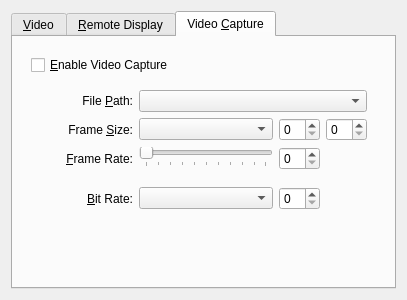
jljuxgm/vboxgit, file vbox/src/VBox/Frontends/VirtualBox/src/settings/machine/UIMachineSettingsDisplay.ui: the form before one commit.
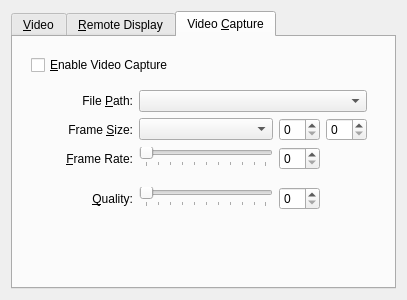
The form after the commit. The open tabs and pages were chosen to show the change. Custom widgets are drawn as their Qt base class.

Commit message:
commit_46459 ------------------------------------------------------------------------ r46459 | vboxsync | 2013-06-10 19:39:21 +0800 (Mon, 10 Jun 2013) | 1 line
FE/Qt: Machine settings: Display page: Video Capture tab: Replacing combo-box with slider for bit-rate/quality value management.
------------------------------------------------------------------------

Patch:
```diff
--- a/vbox/src/VBox/Frontends/VirtualBox/src/settings/machine/UIMachineSettingsDisplay.ui
+++ b/vbox/src/VBox/Frontends/VirtualBox/src/settings/machine/UIMachineSettingsDisplay.ui
@@ -584,33 +584,75 @@
              <item row="4" column="0">
               <widget class="QLabel" name="m_pLabelVideoCaptureRate">
                <property name="text">
-                <string>&amp;Bit Rate:</string>
+                <string>&amp;Quality:</string>
                </property>
                <property name="alignment">
                 <set>Qt::AlignRight|Qt::AlignTrailing|Qt::AlignVCenter</set>
                </property>
                <property name="buddy">
-                <cstring>m_pComboVideoCaptureBitRate</cstring>
+                <cstring>m_pSliderVideoCaptureQuality</cstring>
                </property>
               </widget>
              </item>
-             <item row="4" column="1">
-              <widget class="QComboBox" name="m_pComboVideoCaptureBitRate">
-               <property name="sizePolicy">
-                <sizepolicy hsizetype="MinimumExpanding" vsizetype="Fixed">
-                 <horstretch>1</horstretch>
-                 <verstretch>0</verstretch>
-                </sizepolicy>
+             <item row="4" column="1" rowspan="2">
+              <layout class="QGridLayout" name="m_pSliderLayoutVideoCaptureQuality">
+               <property name="spacing">
+                <number>0</number>
                </property>
-               <property name="whatsThis">
-                <string>This setting determines the &lt;b>bitrate&lt;/b> in kilobits per second. Increasing this value makes the video look better for the cost of an increased file size.</string>
-               </property>
-              </widget>
+               <item row="0" column="0" colspan="5">
+                <widget class="QIAdvancedSlider" name="m_pSliderVideoCaptureQuality">
+                 <property name="whatsThis">
+                  <string>This setting determines the &lt;b>quality&lt;/b>. Increasing this value makes the video look better for the cost of an increased file size.</string>
+                 </property>
+                 <property name="orientation">
+                  <enum>Qt::Horizontal</enum>
+                 </property>
+                 <property name="tickPosition">
+                  <enum>QSlider::TicksBelow</enum>
+                 </property>
+                </widget>
+               </item>
+               <item row="1" column="0">
+                <widget class="QLabel" name="m_pLabelVideoCaptureQualityMin"/>
+               </item>
+               <item row="1" column="1">
+                <spacer name="m_pStretchVideoCaptureQualityLeft">
+                 <property name="orientation">
+                  <enum>Qt::Horizontal</enum>
+                 </property>
+                 <property name="sizeHint" stdset="0">
+                  <size>
+                   <width>0</width>
+                   <height>0</height>
+                  </size>
+                 </property>
+                </spacer>
+               </item>
+               <item row="1" column="2">
+                <widget class="QLabel" name="m_pLabelVideoCaptureQualityMed"/>
+               </item>
+               <item row="1" column="3">
+                <spacer name="m_pStretchVideoCaptureQualityRight">
+                 <property name="orientation">
+                  <enum>Qt::Horizontal</enum>
+                 </property>
+                 <property name="sizeHint" stdset="0">
+                  <size>
+                   <width>0</width>
+                   <height>0</height>
+                  </size>
+                 </property>
+                </spacer>
+               </item>
+               <item row="1" column="4">
+                <widget class="QLabel" name="m_pLabelVideoCaptureQualityMax"/>
+               </item>
+              </layout>
              </item>
              <item row="4" column="2">
               <widget class="QSpinBox" name="m_pEditorVideoCaptureBitRate">
                <property name="whatsThis">
-                <string>This setting determines the &lt;b>bitrate&lt;/b> in kilobits per second. Increasing this value makes the video look better for the cost of an increased file size.</string>
+                <string>This setting determines the bitrate in &lt;b>kilobits per second&lt;/b>. Increasing this value makes the video look better for the cost of an increased file size.</string>
                </property>
               </widget>
              </item>
```
The commit also changes 2 other files.
